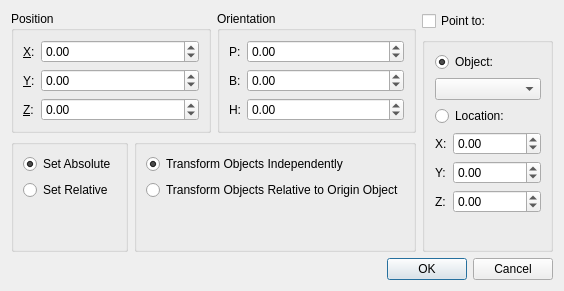
Above: qtfred/ui/ObjectOrientationDialog.ui from MjnMixael/fs2open.github.com before the change. Below: the same form after it.
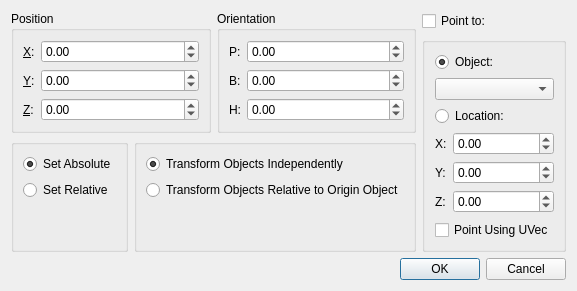
That is the form after the change.

Commit message: qtFRED: add optional "Point Using UVec" to Object Orientation "point to"

```diff
--- a/qtfred/ui/ObjectOrientationDialog.ui
+++ b/qtfred/ui/ObjectOrientationDialog.ui
@@ -358,6 +358,13 @@
             </item>
            </layout>
           </item>
+          <item>
+           <widget class="QCheckBox" name="pointUsingUvecCheckBox">
+            <property name="text">
+             <string>Point Using UVec</string>
+            </property>
+           </widget>
+          </item>
          </layout>
         </widget>
        </item>
```
Left out of the diff: 2 changed lines with no effect on the pictures. The commit also changes 4 other files.
